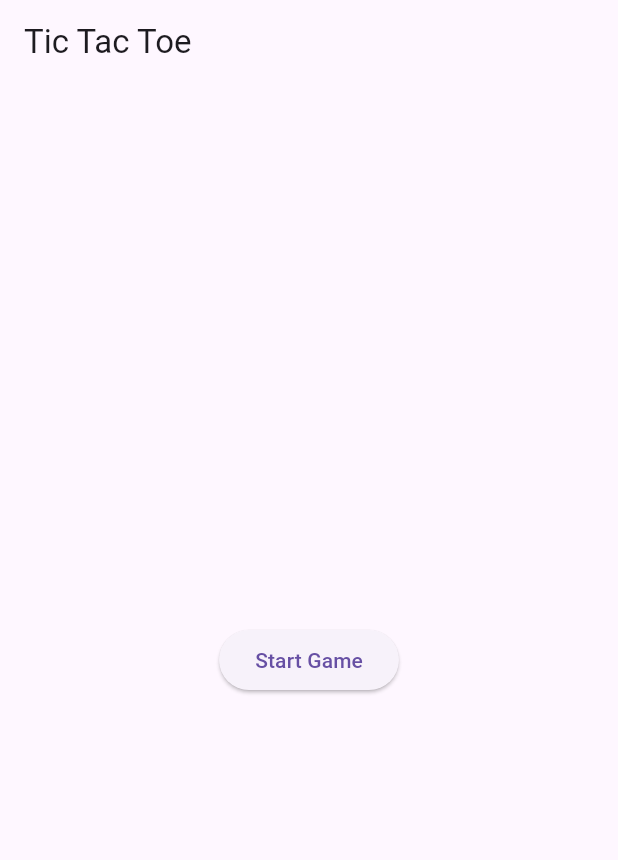
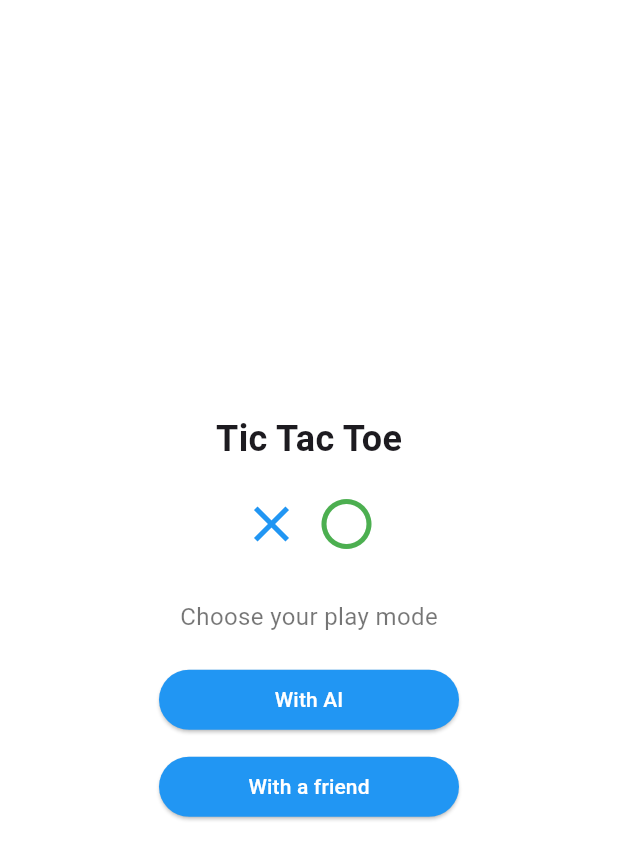
Before and after one commit to koto74/flutter-tic-tac-toe, a Flutter app: the screen it shows after launch, on a phone screen of 412 x 824 dp. Shown: the top 860 px of the screen. Run offline on Flutter 3.47's test engine with Material 3 defaults, Android fonts, the phone set to English and light mode, and no system bars.

Commit message:
feat: title and play button

```diff
--- a/lib/title_screen.dart
+++ b/lib/title_screen.dart
@@ -11,6 +11,7 @@ class TicTacToeApp extends StatelessWidget {
     return const MaterialApp(
       title: 'Tic Tac Toe',
       home: TitleScreen(),
+      debugShowCheckedModeBanner: false,
     );
   }
 }
@@ -21,16 +22,64 @@ class TitleScreen extends StatelessWidget {
   @override
   Widget build(BuildContext context) {
     return Scaffold(
-      appBar: AppBar(
-        title: const Text('Tic Tac Toe'),
-      ),
-      body: Center(
-        child: ElevatedButton(
-          child: const Text('Start Game'),
-          onPressed: () {
-            Navigator.push(
-                context, MaterialPageRoute(builder: (context) => GameScreen()));
-          },
+      backgroundColor: Colors.white,
+      body: SafeArea(
+        child: Column(
+          mainAxisAlignment: MainAxisAlignment.center,
+          children: <Widget>[
+            const Text(
+              'Tic Tac Toe',
+              style: TextStyle(
+                fontSize: 24,
+                fontWeight: FontWeight.bold,
+              ),
+            ),
+            const SizedBox(height: 20),
+            const Row(
+              mainAxisAlignment: MainAxisAlignment.center,
+              children: <Widget>[
+                Icon(Icons.close, size: 40, color: Colors.blue),
+                SizedBox(width: 10),
+                Icon(Icons.radio_button_unchecked,
+                    size: 40, color: Colors.green),
+              ],
+            ),
+            const SizedBox(height: 30),
+            const Text(
+              'Choose your play mode',
+              style: TextStyle(
+                fontSize: 16,
+                color: Colors.black54,
+              ),
+            ),
+            const SizedBox(height: 20),
+            ElevatedButton(
+              onPressed: () {
+                // TODO: AIモードのゲーム画面への遷移を追加
+              },
+              style: ElevatedButton.styleFrom(
+                backgroundColor: Colors.blue,
+                foregroundColor: Colors.white,
+                minimumSize: Size(200, 40),
+              ),
+              child: const Text('With AI'),
+            ),
+            const SizedBox(height: 10),
+            ElevatedButton(
+              onPressed: () {
+                Navigator.push(
+                    context,
+                    MaterialPageRoute(
+                        builder: (context) => const GameScreen()));
+              },
+              style: ElevatedButton.styleFrom(
+                backgroundColor: Colors.blue,
+                foregroundColor: Colors.white,
+                minimumSize: Size(200, 40),
+              ),
+              child: const Text('With a friend'),
+            ),
+          ],
         ),
       ),
     );
```
